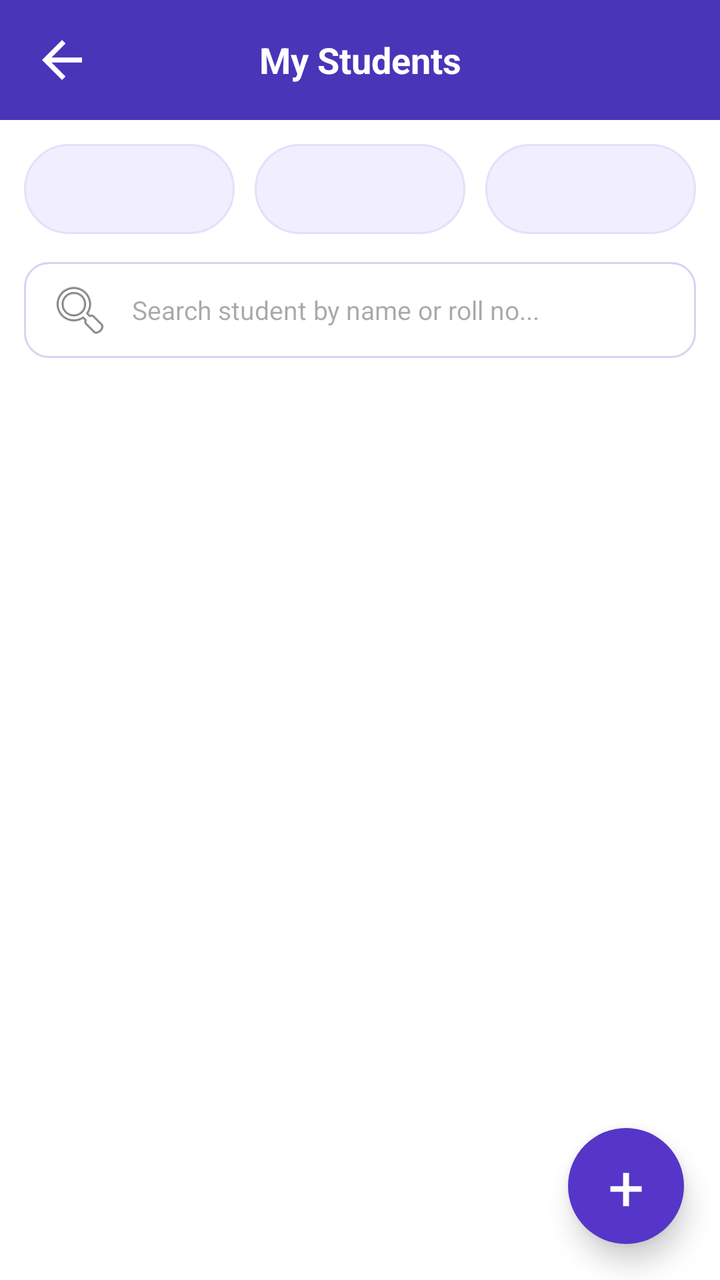
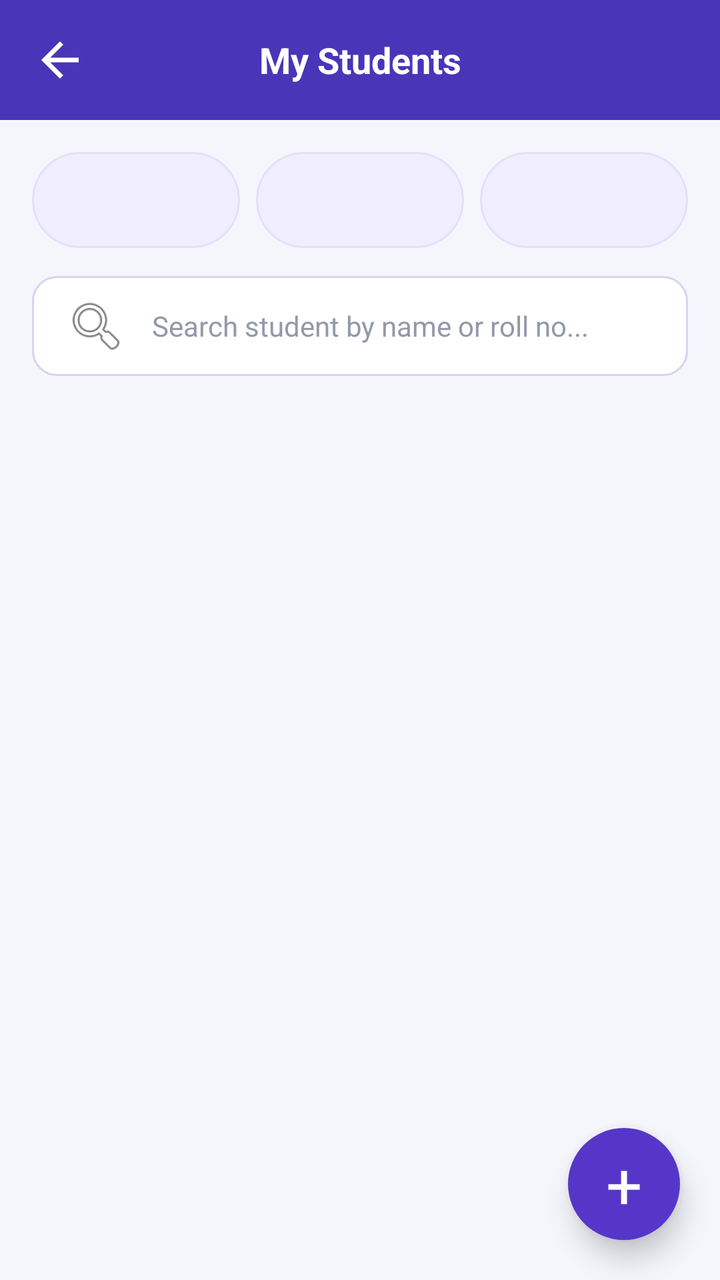

Compare the two renders of this Android layout. The source of the first and the diff that turns it into the second are given below.
<!-- AndroidManifest.xml: application theme Theme.TrackPoint -->
<!-- res/layout/activity_mystudents.xml -->
<?xml version="1.0" encoding="utf-8"?>
<androidx.constraintlayout.widget.ConstraintLayout
    xmlns:android="http://schemas.android.com/apk/res/android"
    xmlns:app="http://schemas.android.com/apk/res-auto"
    android:layout_width="match_parent"
    android:layout_height="match_parent"
    android:background="#4935B8"
    android:fitsSystemWindows="true">

    
    <LinearLayout
        android:id="@+id/header"
        android:layout_width="match_parent"
        android:layout_height="60dp"
        android:orientation="horizontal"
        android:gravity="center_vertical"
        android:paddingStart="16dp"
        android:paddingEnd="16dp"
        android:background="#4935B8"
        app:layout_constraintTop_toTopOf="parent"
        app:layout_constraintStart_toStartOf="parent"
        app:layout_constraintEnd_toEndOf="parent">

        <ImageView
            android:id="@+id/btnBack"
            android:layout_width="30dp"
            android:layout_height="30dp"
            android:src="@drawable/back_symbol"
            android:scaleType="fitCenter"
            app:tint="#FFFFFF"
            android:contentDescription="Back"/>

        <TextView
            android:layout_width="0dp"
            android:layout_height="wrap_content"
            android:layout_weight="1"
            android:text="My Students"
            android:textSize="18sp"
            android:textStyle="bold"
            android:gravity="center"
            android:textColor="#FFFFFF"/>

        <View
            android:layout_width="30dp"
            android:layout_height="30dp"/>

    </LinearLayout>

    
    <ScrollView
        android:layout_width="match_parent"
        android:layout_height="0dp"
        android:fillViewport="true"
        android:clipToPadding="false"
        android:paddingBottom="85dp"
        android:background="#FFFFFF"
        app:layout_constraintTop_toBottomOf="@id/header"
        app:layout_constraintBottom_toBottomOf="parent"
        app:layout_constraintStart_toStartOf="parent"
        app:layout_constraintEnd_toEndOf="parent">

        <LinearLayout
            android:layout_width="match_parent"
            android:layout_height="wrap_content"
            android:orientation="vertical"
            android:padding="12dp">

            
            <LinearLayout
                android:layout_width="match_parent"
                android:layout_height="45dp"
                android:orientation="horizontal"
                android:gravity="center_vertical">

                <Spinner
                    android:id="@+id/spDepartment"
                    android:layout_width="0dp"
                    android:layout_height="match_parent"
                    android:layout_weight="1"
                    android:layout_marginEnd="5dp"
                    android:background="@drawable/filter_box"/>

                <Spinner
                    android:id="@+id/spYear"
                    android:layout_width="0dp"
                    android:layout_height="match_parent"
                    android:layout_weight="1"
                    android:layout_marginStart="5dp"
                    android:layout_marginEnd="5dp"
                    android:background="@drawable/filter_box"/>

                <Spinner
                    android:id="@+id/spSection"
                    android:layout_width="0dp"
                    android:layout_height="match_parent"
                    android:layout_weight="1"
                    android:layout_marginStart="5dp"
                    android:background="@drawable/filter_box"/>

            </LinearLayout>

            
            <EditText
                android:id="@+id/etSearchStudent"
                android:layout_width="match_parent"
                android:layout_height="48dp"
                android:layout_marginTop="14dp"
                android:layout_marginBottom="12dp"
                android:background="@drawable/input_box"
                android:drawableStart="@android:drawable/ic_menu_search"
                android:drawablePadding="10dp"
                android:hint="Search student by name or roll no..."
                android:padding="12dp"
                android:textSize="13sp"
                android:singleLine="true"
                android:inputType="text"/>

            
            <LinearLayout
                android:id="@+id/studentList"
                android:layout_width="match_parent"
                android:layout_height="wrap_content"
                android:orientation="vertical"/>

        </LinearLayout>

    </ScrollView>

    
    <TextView
        android:id="@+id/btnAddStudent"
        android:layout_width="58dp"
        android:layout_height="58dp"
        android:layout_margin="18dp"
        android:gravity="center"
        android:text="+"
        android:textColor="#FFFFFF"
        android:textSize="32sp"
        android:elevation="8dp"
        android:background="@drawable/add_button"
        app:layout_constraintBottom_toBottomOf="parent"
        app:layout_constraintEnd_toEndOf="parent"/>

</androidx.constraintlayout.widget.ConstraintLayout>
<!-- resources referenced by this layout -->
<resources>
  <!-- drawable add_button (drawable) -->
  <shape xmlns:android="http://schemas.android.com/apk/res/android">
      <solid android:color="#5636C8"/>
      <corners android:radius="50dp"/>
  </shape>
  <!-- drawable back_symbol (drawable) -->
  <vector xmlns:android="http://schemas.android.com/apk/res/android" android:autoMirrored="true" android:height="24dp" android:tint="#000000" android:viewportHeight="24" android:viewportWidth="24" android:width="24dp">
        
      <path android:fillColor="@android:color/white" android:pathData="M20,11H7.83l5.59,-5.59L12,4l-8,8 8,8 1.41,-1.41L7.83,13H20v-2z"/>
      
  </vector>
  <!-- drawable filter_box (drawable) -->
  <shape xmlns:android="http://schemas.android.com/apk/res/android">
      <solid android:color="#F0EEFF"/>
      <stroke android:width="1dp" android:color="#E4E0FA"/>
      <corners android:radius="25dp"/>
  </shape>
  <!-- drawable input_box (drawable) -->
  <?xml version="1.0" encoding="utf-8"?>
  <shape xmlns:android="http://schemas.android.com/apk/res/android"
      android:shape="rectangle">
  
      <solid android:color="#FFFFFF" />
  
      <stroke
          android:width="1dp"
          android:color="#D6D3F5" />
  
      <corners android:radius="12dp" />
  
      <padding
          android:left="12dp"
          android:right="12dp"
          android:top="4dp"
          android:bottom="4dp" />
  
  </shape>
  <style name="Theme.TrackPoint" parent="Base.Theme.TrackPoint" />
  <style name="Base.Theme.TrackPoint" parent="Theme.Material3.DayNight.NoActionBar">
          
          
      </style>
</resources>

<!-- the commit's change to res/layout/activity_mystudents.xml (unified diff, before → after) -->
@@ -23,8 +23,8 @@
 
         <ImageView
             android:id="@+id/btnBack"
-            android:layout_width="30dp"
-            android:layout_height="30dp"
+            android:layout_width="28dp"
+            android:layout_height="28dp"
             android:src="@drawable/back_symbol"
             android:scaleType="fitCenter"
             app:tint="#FFFFFF"
@@ -41,8 +41,8 @@
             android:textColor="#FFFFFF"/>
 
         <View
-            android:layout_width="30dp"
-            android:layout_height="30dp"/>
+            android:layout_width="28dp"
+            android:layout_height="28dp"/>
 
     </LinearLayout>
 
@@ -53,7 +53,7 @@
         android:fillViewport="true"
         android:clipToPadding="false"
         android:paddingBottom="85dp"
-        android:background="#FFFFFF"
+        android:background="#F5F6FC"
         app:layout_constraintTop_toBottomOf="@id/header"
         app:layout_constraintBottom_toBottomOf="parent"
         app:layout_constraintStart_toStartOf="parent"
@@ -63,12 +63,12 @@
             android:layout_width="match_parent"
             android:layout_height="wrap_content"
             android:orientation="vertical"
-            android:padding="12dp">
+            android:padding="16dp">
 
             
             <LinearLayout
                 android:layout_width="match_parent"
-                android:layout_height="45dp"
+                android:layout_height="48dp"
                 android:orientation="horizontal"
                 android:gravity="center_vertical">
 
@@ -77,25 +77,28 @@
                     android:layout_width="0dp"
                     android:layout_height="match_parent"
                     android:layout_weight="1"
-                    android:layout_marginEnd="5dp"
-                    android:background="@drawable/filter_box"/>
+                    android:layout_marginEnd="4dp"
+                    android:background="@drawable/filter_box"
+                    android:paddingStart="8dp"/>
 
                 <Spinner
                     android:id="@+id/spYear"
                     android:layout_width="0dp"
                     android:layout_height="match_parent"
                     android:layout_weight="1"
-                    android:layout_marginStart="5dp"
-                    android:layout_marginEnd="5dp"
-                    android:background="@drawable/filter_box"/>
+                    android:layout_marginStart="4dp"
+                    android:layout_marginEnd="4dp"
+                    android:background="@drawable/filter_box"
+                    android:paddingStart="8dp"/>
 
                 <Spinner
                     android:id="@+id/spSection"
                     android:layout_width="0dp"
                     android:layout_height="match_parent"
                     android:layout_weight="1"
-                    android:layout_marginStart="5dp"
-                    android:background="@drawable/filter_box"/>
+                    android:layout_marginStart="4dp"
+                    android:background="@drawable/filter_box"
+                    android:paddingStart="8dp"/>
 
             </LinearLayout>
 
@@ -103,15 +106,18 @@
             <EditText
                 android:id="@+id/etSearchStudent"
                 android:layout_width="match_parent"
-                android:layout_height="48dp"
+                android:layout_height="50dp"
                 android:layout_marginTop="14dp"
-                android:layout_marginBottom="12dp"
+                android:layout_marginBottom="16dp"
                 android:background="@drawable/input_box"
                 android:drawableStart="@android:drawable/ic_menu_search"
-                android:drawablePadding="10dp"
+                android:drawablePadding="12dp"
                 android:hint="Search student by name or roll no..."
-                android:padding="12dp"
-                android:textSize="13sp"
+                android:paddingStart="16dp"
+                android:paddingEnd="16dp"
+                android:textColor="#18233F"
+                android:textColorHint="#9299AA"
+                android:textSize="14sp"
                 android:singleLine="true"
                 android:inputType="text"/>
 
@@ -129,9 +135,9 @@
     
     <TextView
         android:id="@+id/btnAddStudent"
-        android:layout_width="58dp"
-        android:layout_height="58dp"
-        android:layout_margin="18dp"
+        android:layout_width="56dp"
+        android:layout_height="56dp"
+        android:layout_margin="20dp"
         android:gravity="center"
         android:text="+"
         android:textColor="#FFFFFF"
